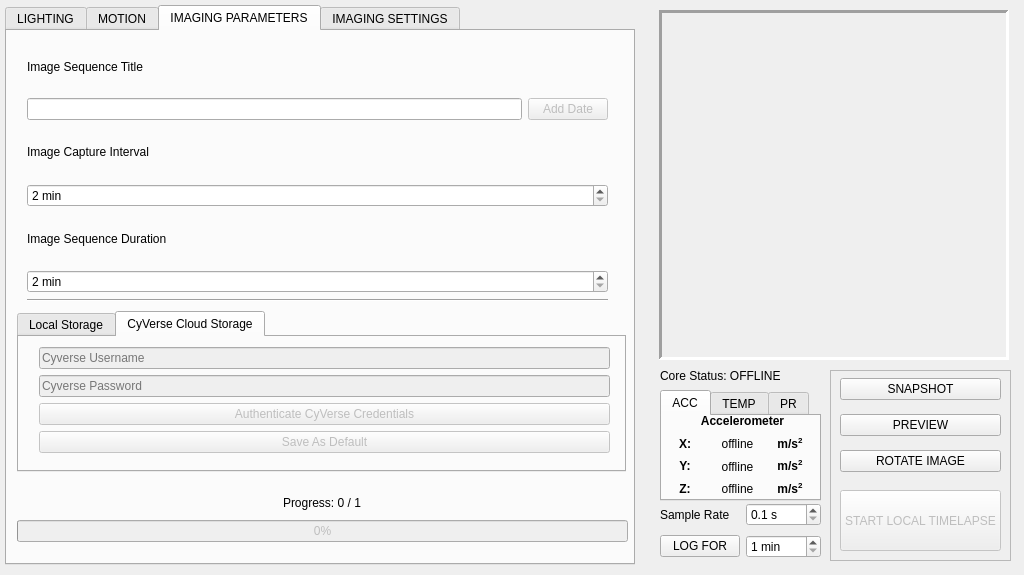
This is _ui/Clinostat.ui in CoCl-Jerry/SciSpin_Max_Dev as Qt 5 draws it before an edit. The edited form follows.
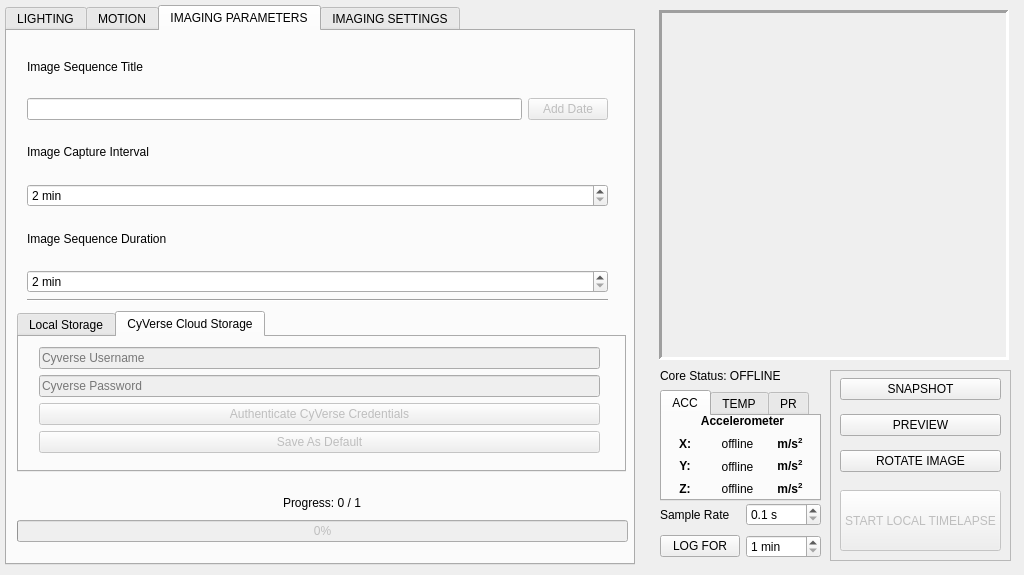
This is the edited form. Icons and pictures are not drawn.

What changed in the file:
```diff
--- a/_ui/Clinostat.ui
+++ b/_ui/Clinostat.ui
@@ -56,6 +56,9 @@
     </property>
    </widget>
    <widget class="QTabWidget" name="tabWidget">
+    <property name="enabled">
+     <bool>true</bool>
+    </property>
     <property name="geometry">
      <rect>
       <x>5</x>
@@ -1068,7 +1071,7 @@
           <rect>
            <x>0</x>
            <y>0</y>
-           <width>571</width>
+           <width>561</width>
            <height>106</height>
           </rect>
          </property>
```
